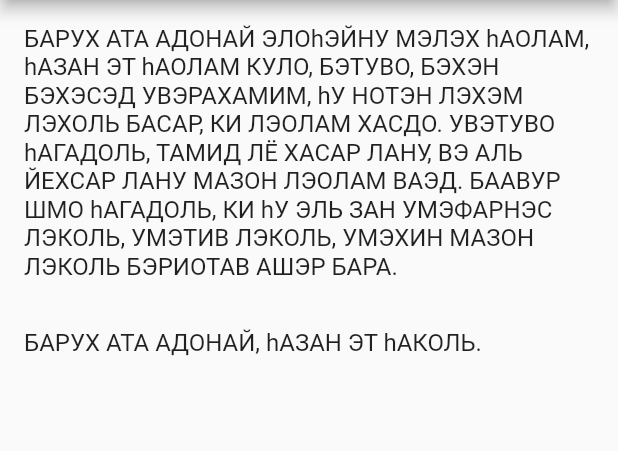
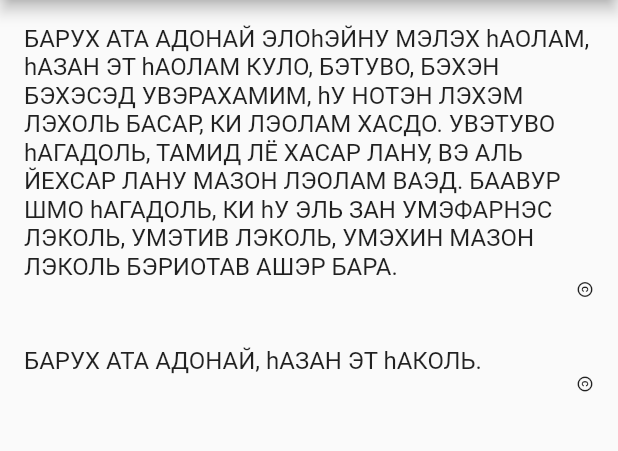
Before and after one commit to ariedov/flutter_birkon, a Flutter app: the screen it shows after launch, on a phone screen of 412 x 824 dp, the part 84-535 px from its top. Run offline on Flutter 3.47's test engine with Material 2 defaults, Android fonts, the phone set to English and light mode, and no system bars.

```diff
--- a/lib/view/paragraph.dart
+++ b/lib/view/paragraph.dart
@@ -6,8 +6,7 @@ class PrayerParagraph extends StatefulWidget {
   final TranslatedString paragraph;
   final ParagraphClickListener listener;
 
-  const PrayerParagraph(
-      {Key key, this.paragraph, this.listener})
+  const PrayerParagraph({Key key, this.paragraph, this.listener})
       : super(key: key);
 
   @override
@@ -15,15 +14,34 @@ class PrayerParagraph extends StatefulWidget {
 }
 
 class ParagraphState extends State<PrayerParagraph> {
-
   @override
   Widget build(BuildContext context) {
     return new InkWell(
-      onTap: () {
-        widget.listener(widget.paragraph);
-      },
-      child: new PrayerText(widget.paragraph.transliteration)
-    );
+        onTap: () {
+          widget.listener(widget.paragraph);
+        },
+        child: new Padding(
+            padding: EdgeInsets.all(16.0),
+            child: new Column(
+              mainAxisAlignment: MainAxisAlignment.start,
+              crossAxisAlignment: CrossAxisAlignment.start,
+              children: <Widget>[
+                new PrayerText(widget.paragraph.transliteration),
+                new Align(
+                  alignment: Alignment.bottomRight,
+                  child: new RotatedBox(
+                    quarterTurns: 1,
+                    child: new Icon(
+                      new IconData(0xe895,
+                          fontFamily: 'MaterialIcons',
+                          matchTextDirection: true),
+                      size: 12.0,
+                      textDirection: widget.paragraph.transliteration.direction,
+                    ),
+                  ),
+                ),
+              ],
+            )));
   }
 }
 
--- a/lib/view/prayer_text.dart
+++ b/lib/view/prayer_text.dart
@@ -1,16 +1,12 @@
 import 'package:birkon/dao/directional_string.dart';
 import 'package:flutter/material.dart';
 
-class PrayerText extends Padding {
+class PrayerText extends Text {
 
-  PrayerText(DirectionalString data) : super(
-    padding: EdgeInsets.all(16.0),
-    child: new Text(
-      data.text,
-      textDirection: data.direction,
-      style: new TextStyle(
-        fontSize: 16.0,
-      )
-    )
-  );
+  PrayerText(DirectionalString data)
+      : super(data.text,
+            textDirection: data.direction,
+            style: new TextStyle(
+              fontSize: 16.0,
+            ));
 }
```
Also changed, not shown: lib/view/bottom_sheet.dart (+16 -14 lines).
